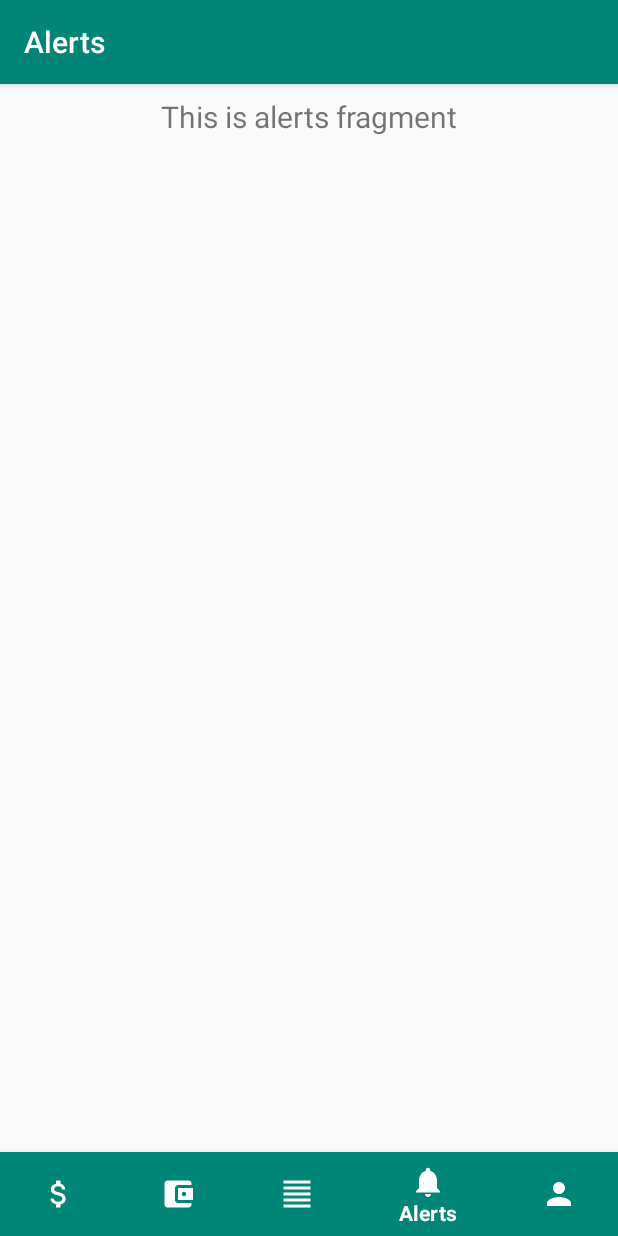
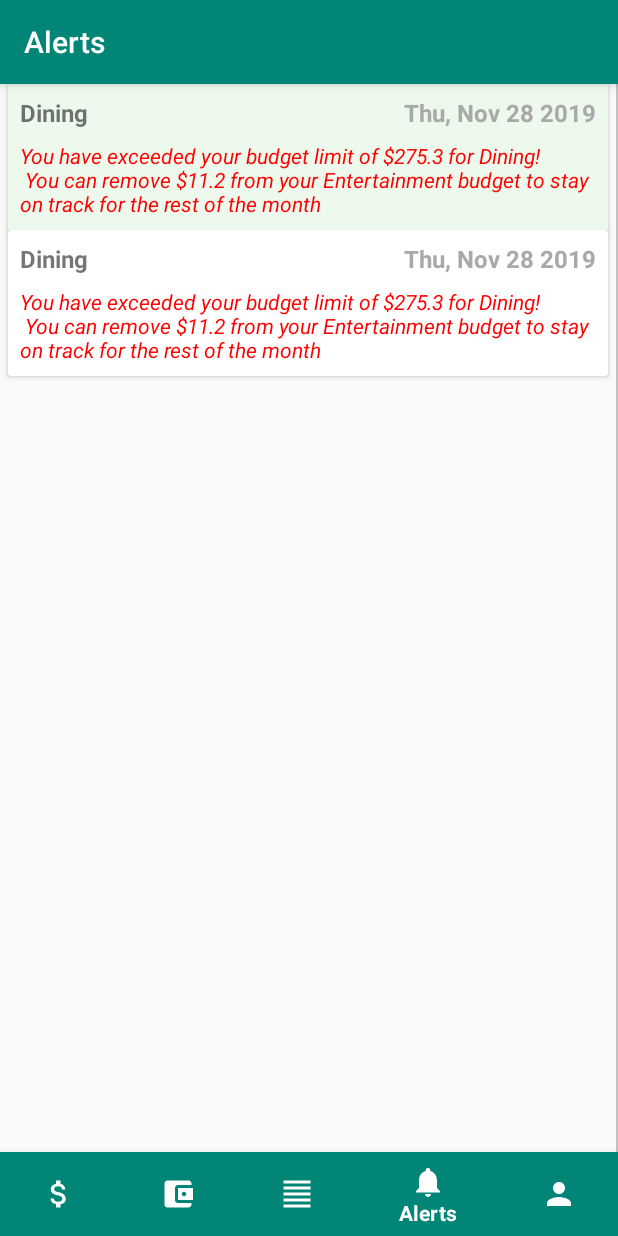
Before and after one commit to dileep-g/Smart-Budget-App, an Android app: the AlertsFragment screen opened through its navigation route, on a phone screen of 412 x 824 dp. Run offline under Robolectric (Android 15) with nearby library versions, the phone set to English and light mode, and no system bars; our stand-ins replace navigation-ui; libraries missing offline, so code that uses them is left out: com.github.mikephil.charting; 39 statements that could not run were skipped.

Commit message:
create recommendations

```diff
--- /dev/null
+++ b/app/src/main/java/com/iui/smartbudget/ui/alerts/AlertsAdapter.java
@@ -0,0 +1,94 @@
+package com.iui.smartbudget.ui.alerts;
+
+import android.content.Context;
+import android.graphics.Color;
+import android.view.LayoutInflater;
+import android.view.View;
+import android.view.ViewGroup;
+import android.widget.Filter;
+import android.widget.Filterable;
+import android.widget.TextView;
+import android.widget.Toast;
+
+import androidx.recyclerview.widget.RecyclerView;
+
+import com.iui.smartbudget.R;
+import com.iui.smartbudget.utilities.Alert;
+
+import java.text.SimpleDateFormat;
+import java.util.ArrayList;
+import java.util.Collections;
+import java.util.List;
+
+public class AlertsAdapter extends RecyclerView.Adapter <AlertsAdapter.ViewHolder> {
+
+    private Context context;
+    private List<Alert> dataList;
+    private String datePattern;
+    private SimpleDateFormat dateFromatter;
+
+    public AlertsAdapter(List<Alert> data, Context context)
+    {
+        this.dataList = data;
+        this.context = context;
+        this.datePattern = "EEE, MMM dd yyyy";
+        this.dateFromatter = new SimpleDateFormat(datePattern);
+    }
+
+    public class ViewHolder extends RecyclerView.ViewHolder
+    {
+        TextView textViewTitle;
+        TextView textViewDate;
+        TextView textViewText;
+
+        public ViewHolder(View itemView)
+        {
+            super(itemView);
+            this.textViewTitle = (TextView) itemView.findViewById(R.id.alert_title);
+            this.textViewDate = (TextView) itemView.findViewById(R.id.alert_date );
+            this.textViewText = (TextView) itemView.findViewById(R.id.alert_text );
+            textViewText.setTextColor(Color.RED);
+        }
+    }
+
+    @Override
+    public AlertsAdapter.ViewHolder onCreateViewHolder(ViewGroup parent, int viewType)
+    {
+        View view = LayoutInflater. from (parent.getContext()).inflate(R.layout.recyclerview_alert_item , parent, false);
+
+        ViewHolder viewHolder = new ViewHolder(view);
+        return viewHolder;
+    }
+
+    @Override
+    public void onBindViewHolder(AlertsAdapter.ViewHolder holder, final int position)
+    {
+        holder.textViewTitle.setText(dataList.get(position). getTitle());
+        holder.textViewDate.setText(dateFromatter.format(dataList.get(position).getDateTime()));
+        holder.textViewText.setText(dataList.get(position).getText());
+
+        if (position%2 == 0) {
+            holder.itemView.setBackgroundColor(Color.parseColor("#ecf9ec"));
+        }
+
+        holder.itemView.setOnClickListener(new View.OnClickListener()
+        {
+            @Override
+            public void onClick(View v)
+            {
+                Toast.makeText (context, "Item " + position + " is clicked.", Toast. LENGTH_SHORT ).show( );
+            }
+        });
+    }
+
+    @Override
+    public int getItemCount()
+    {
+        return dataList.size();
+    }
+
+    public void addAlert(Alert alert) {
+        this.dataList.add(0, alert);
+        notifyDataSetChanged();
+    }
+}
--- a/app/src/main/java/com/iui/smartbudget/ui/alerts/AlertsFragment.java
+++ b/app/src/main/java/com/iui/smartbudget/ui/alerts/AlertsFragment.java
@@ -4,32 +4,53 @@ import android.os.Bundle;
 import android.view.LayoutInflater;
 import android.view.View;
 import android.view.ViewGroup;
-import android.widget.TextView;
 
 import androidx.annotation.NonNull;
-import androidx.annotation.Nullable;
 import androidx.fragment.app.Fragment;
 import androidx.lifecycle.Observer;
 import androidx.lifecycle.ViewModelProviders;
+import androidx.recyclerview.widget.DividerItemDecoration;
+import androidx.recyclerview.widget.LinearLayoutManager;
+import androidx.recyclerview.widget.RecyclerView;
 
 import com.iui.smartbudget.R;
+import com.iui.smartbudget.utilities.Alert;
+import com.iui.smartbudget.utilities.Bucket;
+import com.iui.smartbudget.utilities.DataHolder;
+import com.iui.smartbudget.utilities.Recommender;
+
+import java.util.Date;
+import java.util.HashMap;
+import java.util.List;
 
 public class AlertsFragment extends Fragment {
 
     private AlertsViewModel alertsViewModel;
+    private RecyclerView mRecyclerView;
+    private AlertsAdapter mListadapter;
+    public HashMap<String,Bucket> categoryBucketMap;
 
     public View onCreateView(@NonNull LayoutInflater inflater,
                              ViewGroup container, Bundle savedInstanceState) {
         alertsViewModel =
                 ViewModelProviders.of(this).get(AlertsViewModel.class);
-        View root = inflater.inflate(R.layout.fragment_alerts, container, false);
-        final TextView textView = root.findViewById(R.id.text_alerts);
-        alertsViewModel.getText().observe(this, new Observer<String>() {
-            @Override
-            public void onChanged(@Nullable String s) {
-                textView.setText(s);
-            }
-        });
-        return root;
+        View view = inflater.inflate(R.layout.fragment_alerts, container, false);
+
+        mRecyclerView = (RecyclerView) view.findViewById(R.id.recyclerView );
+        final LinearLayoutManager layoutManager = new LinearLayoutManager(getActivity());
+        layoutManager.setOrientation(LinearLayoutManager. VERTICAL );
+        mRecyclerView.setLayoutManager(layoutManager);
+
+        Recommender recommender=new Recommender();
+        if(recommender.alerts.size()>0) recommender.alerts.clear();
+        recommender.createBuckets(recommender.buckets);
+        mListadapter = new AlertsAdapter(recommender.alerts, getContext());
+        mRecyclerView.setAdapter(mListadapter);
+        DividerItemDecoration dividerItemDecoration = new DividerItemDecoration(mRecyclerView.getContext(), DividerItemDecoration.HORIZONTAL);
+        dividerItemDecoration.setDrawable(getContext().getResources().getDrawable(R.drawable.sk_line_divider));
+        mRecyclerView.addItemDecoration(new DividerItemDecoration(mRecyclerView.getContext(), DividerItemDecoration.HORIZONTAL));
+
+        return view;
     }
+
 }
--- /dev/null
+++ b/app/src/main/java/com/iui/smartbudget/utilities/Alert.java
@@ -0,0 +1,39 @@
+package com.iui.smartbudget.utilities;
+
+import java.util.Date;
+
+public class Alert {
+    private String title;
+    private Date dateTime;
+    private String text;
+
+    public Alert(String title, Date dateTime, String text) {
+        this.title = title;
+        this.dateTime = dateTime;
+        this.text = text;
+    }
+
+    public String getTitle() {
+        return title;
+    }
+
+    public void setTitle(String title) {
+        this.title = title;
+    }
+
+    public Date getDateTime() {
+        return dateTime;
+    }
+
+    public void setDateTime(Date dateTime) {
+        this.dateTime = dateTime;
+    }
+
+    public String getText() {
+        return text;
+    }
+
+    public void setText(String text) {
+        this.text = text;
+    }
+}
--- a/app/src/main/java/com/iui/smartbudget/utilities/Bucket.java
+++ b/app/src/main/java/com/iui/smartbudget/utilities/Bucket.java
@@ -2,28 +2,28 @@ package com.iui.smartbudget.utilities;
 
 public class Bucket {
     private String name;
-    private double current;
-    private double capacity;
+    private float current;
+    private float capacity;
 
-    public Bucket(String name, double capacity) {
-        this.current = 0.0;
+    public Bucket(String name, float capacity) {
+        this.current = 0.0f;
         this.capacity = capacity;
         this.name = name;
     }
 
-    public double getCapacity() {
+    public float getCapacity() {
         return capacity;
     }
 
-    public void setCapacity(double capacity) {
+    public void setCapacity(float capacity) {
         this.capacity = capacity;
     }
 
-    public double getCurrent() {
+    public float getCurrent() {
         return current;
     }
 
-    public void setCurrent(double current) {
+    public void setCurrent(float current) {
         this.current = current;
     }
 
--- a/app/src/main/java/com/iui/smartbudget/utilities/DataHolder.java
+++ b/app/src/main/java/com/iui/smartbudget/utilities/DataHolder.java
@@ -5,6 +5,7 @@ package com.iui.smartbudget.utilities;
 import java.time.Month;
 import java.util.ArrayList;
 import java.util.Arrays;
+import java.util.Date;
 import java.util.HashMap;
 import java.util.List;
 
@@ -16,10 +17,14 @@ public class DataHolder {
     public static DataHolder dataHolder = new DataHolder();
     public static HashMap<String, Float> categoryToAvgExpenseMap;
     public static HashMap<Month, HashMap<String, Float>> monthToCategoryMap;
+    public static List<Alert> alerts;
+    public static double bucketThreshold = 0.8;
 
     private DataHolder(){
             records=new ArrayList<>();
             buckets=new ArrayList<>();
+            alerts=new ArrayList<>();
+            //checkAlerts();
             categoriesPriorityList=Arrays.asList(new String[]{"Groceries", "Personal", "Travel", "Dining", "Shopping", "Entertainment"});
             categoryToAvgExpenseMap = new HashMap<>();
             monthToCategoryMap = new HashMap<>();
@@ -29,4 +34,51 @@ public class DataHolder {
     public static DataHolder getInstance(){
         return dataHolder;
     }
+
+    public static void checkAlerts() {
+        // dummy buckets
+        Bucket newBucket = new Bucket("Shopping", 300);
+        newBucket.setCurrent(200);
+        buckets.add(newBucket);
+        newBucket = new Bucket("Entertainment", 250);
+        newBucket.setCurrent(205);
+        buckets.add(newBucket);
+        newBucket = new Bucket("Dining", 300);
+        newBucket.setCurrent(250);
+        buckets.add(newBucket);
+        newBucket = new Bucket("Personal", 250);
+        newBucket.setCurrent(175);
+        buckets.add(newBucket);
+        newBucket = new Bucket("Travel", 150);
+        newBucket.setCurrent(155);
+        buckets.add(newBucket);
+        newBucket = new Bucket("Groceries", 200);
+        newBucket.setCurrent(130);
+        buckets.add(newBucket);
+
+        for(Bucket bucket : buckets) {
+            // check how full the bucket is!
+            // check over budget
+            // dummy data
+            if(bucket.getCurrent()>=0.8*bucket.getCapacity() && bucket.getCurrent()<bucket.getCapacity())
+                alerts.add(new Alert(bucket.getName(), new Date(), "Your budget for "+bucket.getName()+" is almost about to reach its limit."));
+            else if(bucket.getCurrent()>=bucket.getCapacity()){
+                Alert alert=new Alert(bucket.getName(), new Date(), "You have exceeded your budget limit for "+bucket.getName()+"!");
+                //String recommendation = generateRecommendation(bucket, bucket.getCurrent()-bucket.getCapacity());
+                //alert.setText(recommendation);
+                alerts.add(alert);
+            }
+        }
+    }
+
+    public static String generateRecommendation(Bucket bucket, float diff){
+        StringBuilder recommendation=new StringBuilder();
+        String category=bucket.getName().toLowerCase();
+        for(int i=categoriesPriorityList.size()-1;i>=0;i--){
+            if(categoriesPriorityList.get(i).equals(category)) break;
+            // now check which categories to cut costs. If 20% of a category (within limit) can offset the diff ->
+            // if current <= 0.75*capacity, take 20% from capacity
+        }
+        return recommendation.toString();
+    }
 }
--- /dev/null
+++ b/app/src/main/java/com/iui/smartbudget/utilities/Recommender.java
@@ -0,0 +1,78 @@
+package com.iui.smartbudget.utilities;
+
+import   java.util.*;
+
+public class Recommender {
+
+    public  HashMap<String,Bucket> categoryBucketMap;
+    public  List<Alert> alerts;
+    public  List<Bucket> buckets;
+
+    public  Recommender(){
+        categoryBucketMap=new HashMap<>();
+        alerts=DataHolder.alerts;
+        buckets=DataHolder.buckets;
+
+    }
+
+    public void createBuckets(List<Bucket> buckets){
+
+        Bucket newBucket = new Bucket("Shopping", 1.2f*DataHolder.categoryToAvgExpenseMap.get("shopping"));
+        newBucket.setCurrent(20);
+        buckets.add(newBucket);
+        newBucket = new Bucket("Entertainment", 1.2f*DataHolder.categoryToAvgExpenseMap.get("entertainment"));
+        newBucket.setCurrent(30);
+        buckets.add(newBucket);
+        newBucket = new Bucket("Dining", 1.2f*DataHolder.categoryToAvgExpenseMap.get("dining"));
+        newBucket.setCurrent(280);
+        buckets.add(newBucket);
+        newBucket = new Bucket("Personal", 1.2f*DataHolder.categoryToAvgExpenseMap.get("personal"));
+        newBucket.setCurrent(120);
+        buckets.add(newBucket);
+        newBucket = new Bucket("Travel", 1.2f*DataHolder.categoryToAvgExpenseMap.get("travel"));
+        newBucket.setCurrent(100);
+        buckets.add(newBucket);
+        newBucket = new Bucket("Groceries", 1.2f*DataHolder.categoryToAvgExpenseMap.get("groceries"));
+        newBucket.setCurrent(130);
+        buckets.add(newBucket);
+
+        for(Bucket bucket : buckets){
+            String category=bucket.getName();
+            categoryBucketMap.put(category, bucket);
+        }
+
+        for(Bucket bucket : buckets) {
+            // check how full the bucket is!
+            // check over budget
+            // dummy data
+
+            if(bucket.getCurrent()>=0.8*bucket.getCapacity() && bucket.getCurrent()<bucket.getCapacity())
+                DataHolder.alerts.add(new Alert(bucket.getName(), new Date(), "Your budget for "+bucket.getName()+" is almost about to reach its limit."));
+            else if(bucket.getCurrent()>=bucket.getCapacity()){
+                Alert alert=new Alert(bucket.getName(), new Date(), "You have exceeded your budget limit of $"+(Math.round(bucket.getCapacity()*10.0f)/10.0f) +" for "+bucket.getName()+"!");
+                String recommendation = generateRecommendation(bucket, bucket.getCurrent()-bucket.getCapacity());
+                alert.setText(recommendation);
+                DataHolder.alerts.add(alert);
+            }
+        }
+    }
+
+    public  String generateRecommendation(Bucket bucket, float diff){
+        StringBuilder recommendation=new StringBuilder();
+        recommendation.append("You have exceeded your budget limit of $"+(Math.round(bucket.getCapacity()*10.0f)/10.0f) +" for "+bucket.getName()+"!");
+        String category=bucket.getName();
+        for(int i=DataHolder.categoriesPriorityList.size()-1;i>=0;i--){
+            if(DataHolder.categoriesPriorityList.get(i).equals(category)) break;
+            // now check which categories to cut costs. If 20% of a category (within limit) can offset the diff ->
+            // if current <= 0.75*capacity, take 20% from capacity
+            String currCategory=DataHolder.categoriesPriorityList.get(i);
+            Bucket currBucket=categoryBucketMap.get(currCategory);
+            if(currBucket.getCurrent()<=0.75f*currBucket.getCapacity()){
+                float offset=0.2f*currBucket.getCapacity();
+                recommendation.append("\n You can remove $"+(Math.round(offset*10.0f)/10.0f)+" from your "+currCategory+" budget to stay on track for the rest of the month");
+                if(offset>=diff) break;
+            }
+        }
+        return recommendation.toString();
+    }
+}
--- a/app/src/main/res/layout/fragment_alerts.xml
+++ b/app/src/main/res/layout/fragment_alerts.xml
@@ -1,21 +1,16 @@
 <?xml version="1.0" encoding="utf-8"?>
-<androidx.constraintlayout.widget.ConstraintLayout xmlns:android="http://schemas.android.com/apk/res/android"
+<RelativeLayout xmlns:android="http://schemas.android.com/apk/res/android"
     xmlns:app="http://schemas.android.com/apk/res-auto"
     xmlns:tools="http://schemas.android.com/tools"
+    android:id="@+id/transactions_home"
     android:layout_width="match_parent"
     android:layout_height="match_parent">
 
-    <TextView
-        android:id="@+id/text_alerts"
+    <androidx.recyclerview.widget.RecyclerView
+        xmlns:android="http://schemas.android.com/apk/res/android"
+        android:id="@+id/recyclerView"
         android:layout_width="match_parent"
-        android:layout_height="wrap_content"
-        android:layout_marginStart="8dp"
-        android:layout_marginTop="8dp"
-        android:layout_marginEnd="8dp"
-        android:textAlignment="center"
-        android:textSize="20sp"
-        app:layout_constraintEnd_toEndOf="parent"
-        app:layout_constraintStart_toStartOf="parent"
-        app:layout_constraintTop_toTopOf="parent" />
-
-</androidx.constraintlayout.widget.ConstraintLayout>
+        android:layout_height="match_parent"
+        android:layout_centerHorizontal="true"
+        android:layout_centerVertical="true" />
+</RelativeLayout>
--- /dev/null
+++ b/app/src/main/res/layout/recyclerview_alert_item.xml
@@ -0,0 +1,46 @@
+<?xml version="1.0" encoding="utf-8"?>
+<androidx.cardview.widget.CardView
+    xmlns:android="http://schemas.android.com/apk/res/android"
+    android:layout_width="match_parent"
+    android:layout_height="wrap_content"
+    android:layout_marginLeft="5dip"
+    android:layout_marginRight="5dip"
+    android:foreground="?attr/selectableItemBackground">
+
+    <RelativeLayout
+        android:layout_width="match_parent"
+        android:layout_height="wrap_content">
+
+        <TextView
+            android:id="@+id/alert_title"
+            android:layout_width="wrap_content"
+            android:layout_height="wrap_content"
+            android:text="Title"
+            android:textSize="16dp"
+            android:textStyle="bold"
+            android:layout_margin="8dp"/>
+
+        <TextView
+            android:id="@+id/alert_date"
+            android:layout_width="wrap_content"
+            android:layout_height="wrap_content"
+            android:layout_alignParentRight="true"
+            android:text="Date"
+            android:textSize="16dp"
+            android:textColor="@color/gray"
+            android:textStyle="bold"
+            android:layout_margin="8dp"/>
+
+        <TextView
+            android:id="@+id/alert_text"
+            android:layout_width="match_parent"
+            android:layout_height="wrap_content"
+            android:layout_below="@id/alert_title"
+            android:text="Text"
+            android:textSize="14dp"
+            android:textStyle="italic"
+            android:layout_marginLeft="8dp"
+            android:layout_marginRight="8dp"
+            android:layout_marginBottom="8dp" />
+    </RelativeLayout>
+</androidx.cardview.widget.CardView>
```
